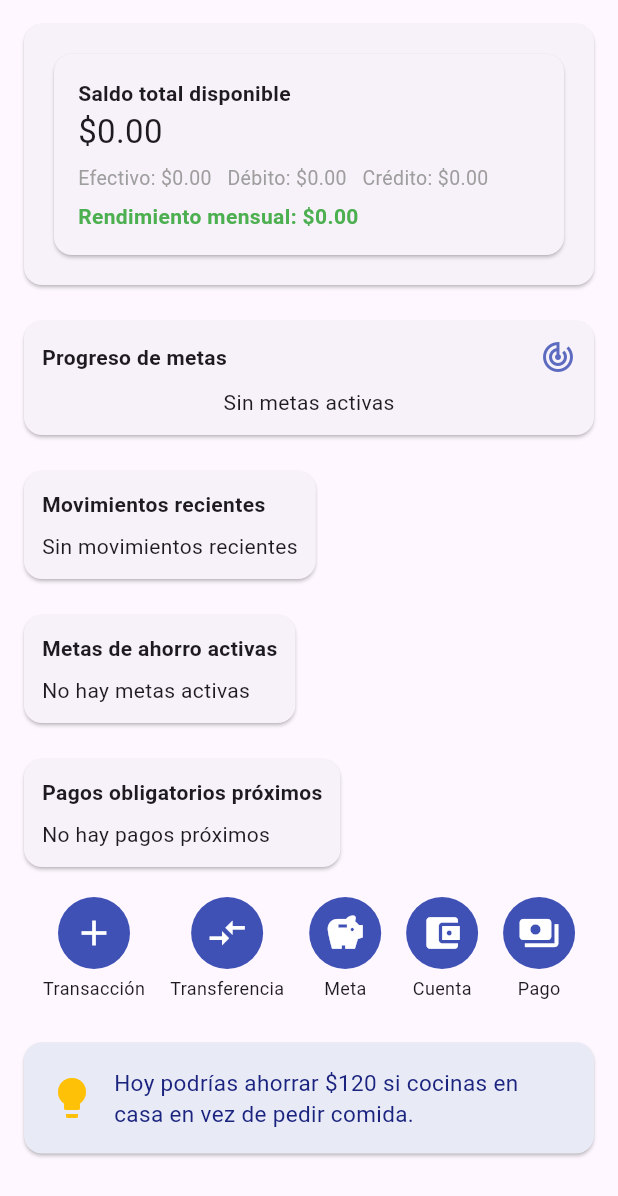
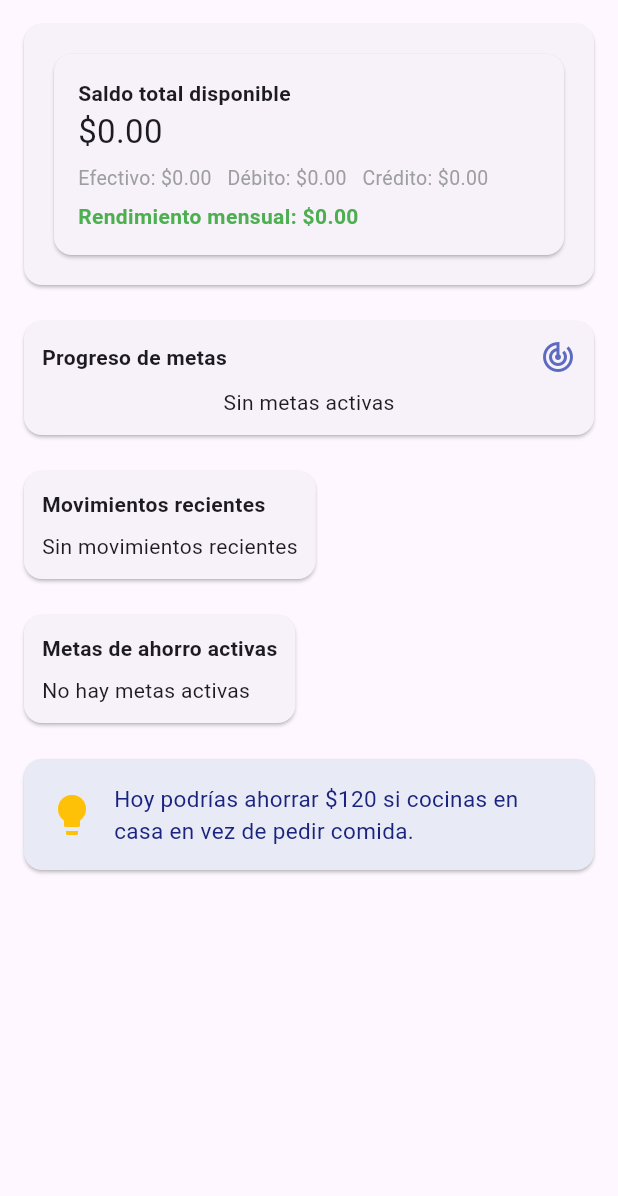
Before and after one commit to jesus2419/financial_app, a Flutter app: the DashboardSection widget shown alone on an empty page, opened directly, on a phone screen of 412 x 824 dp. Shown: the top 1196 px of the screen. Run offline on Flutter 3.47's test engine with Material 3 defaults, Android fonts, the phone set to English and light mode, and no system bars; our stand-ins replace fl_chart, shared_preferences, sqflite; accounts and stored records are empty.

Commit message:
check dasboard nav

```diff
--- a/financial_app/lib/view/dashboard_section.dart
+++ b/financial_app/lib/view/dashboard_section.dart
@@ -423,20 +423,6 @@ class _DashboardSectionState extends State<DashboardSection> {
                                     ),
                                 ],
                               ),
-                              trailing: IconButton(
-                                icon: const Icon(Icons.add),
-                                tooltip: 'Aportar',
-                                onPressed: () {
-                                  // Navegar a la pantalla de metas
-                                  Navigator.of(context).push(
-                                    MaterialPageRoute(
-                                      builder: (context) =>
-                                          const GoalsSection(),
-                                    ),
-                                  );
-                                  // Aquí podrías abrir el diálogo de aporte rápido
-                                },
-                              ),
                             );
                           },
                         );
@@ -447,128 +433,6 @@ class _DashboardSectionState extends State<DashboardSection> {
               ),
             ),
             const SizedBox(height: 16),
-
-            // 📅 5. Recordatorios de pagos obligatorios
-            Card(
-              child: Padding(
-                padding: const EdgeInsets.all(12.0),
-                child: Column(
-                  crossAxisAlignment: CrossAxisAlignment.start,
-                  children: [
-                    const Text(
-                      'Pagos obligatorios próximos',
-                      style: TextStyle(fontWeight: FontWeight.bold),
-                    ),
-                    const SizedBox(height: 8),
-                    FutureBuilder<List<MandatoryPayment>>(
-                      future: _paymentsFuture,
-                      builder: (context, paySnap) {
-                        final pagos = paySnap.data ?? [];
-                        final proximos = pagos.where((p) {
-                          final due = DateTime.tryParse(p.dueDate);
-                          return due != null &&
-                              due.isAfter(
-                                today.subtract(const Duration(days: 1)),
-                              ) &&
-                              due.difference(today).inDays <= 7;
-                        }).toList();
-                        if (proximos.isEmpty) {
-                          return const Text('No hay pagos próximos');
-                        }
-                        return ListView.separated(
-                          shrinkWrap: true,
-                          physics: const NeverScrollableScrollPhysics(),
-                          itemCount: proximos.length,
-                          separatorBuilder: (_, __) => const Divider(height: 1),
-                          itemBuilder: (context, i) {
-                            final p = proximos[i];
-                            return ListTile(
-                              leading: Icon(
-                                Icons.payments,
-                                color: Colors.red[400],
-                              ),
-                              title: Text(p.name),
-                              subtitle: Text('Fecha límite: ${p.dueDate}'),
-                              trailing: Column(
-                                mainAxisAlignment: MainAxisAlignment.center,
-                                children: [
-                                  Text(
-                                    currencyFormat.format(p.amount),
-                                    style: const TextStyle(
-                                      fontWeight: FontWeight.bold,
-                                    ),
-                                  ),
-                                  const SizedBox(height: 2),
-                                  Text(
-                                    p.notes ?? '',
-                                    style: const TextStyle(fontSize: 11),
-                                  ),
-                                  // Botón para marcar como pagado o realizar pago
-                                  IconButton(
-                                    icon: const Icon(
-                                      Icons.check_circle,
-                                      color: Colors.green,
-                                    ),
-                                    tooltip: 'Marcar como pagado',
-                                    onPressed: () {
-                                      // Aquí podrías implementar la lógica de pago
-                                    },
-                                  ),
-                                ],
-                              ),
-                            );
-                          },
-                        );
-                      },
-                    ),
-                  ],
-                ),
-              ),
-            ),
-            const SizedBox(height: 16),
-
-            // 📍 6. Accesos rápidos
-            Row(
-              mainAxisAlignment: MainAxisAlignment.spaceEvenly,
-              children: [
-                _QuickActionButton(
-                  icon: Icons.add,
-                  label: 'Transacción',
-                  onTap: () {
-                    // Navegar o mostrar diálogo de transacción
-                  },
-                ),
-                _QuickActionButton(
-                  icon: Icons.compare_arrows,
-                  label: 'Transferencia',
-                  onTap: () {
-                    // Navegar o mostrar diálogo de transferencia
-                  },
-                ),
-                _QuickActionButton(
-                  icon: Icons.savings,
-                  label: 'Meta',
-                  onTap: () {
-                    // Navegar o mostrar diálogo de meta
-                  },
-                ),
-                _QuickActionButton(
-                  icon: Icons.account_balance_wallet,
-                  label: 'Cuenta',
-                  onTap: () {
-                    // Navegar o mostrar diálogo de cuenta
-                  },
-                ),
-                _QuickActionButton(
-                  icon: Icons.payments,
-                  label: 'Pago',
-                  onTap: () {
-                    // Navegar o mostrar diálogo de pago obligatorio
-                  },
-                ),
-              ],
-            ),
-            const SizedBox(height: 24),
 
             // 🌙 Sugerencia de ahorro inteligente
             Card(
--- a/financial_app/lib/view/homescreen.dart
+++ b/financial_app/lib/view/homescreen.dart
@@ -109,7 +109,7 @@ class _MainScreenState extends State<MainScreen> {
             ],
           ),
           actions: [
-            IconButton(icon: const Icon(Icons.notifications), onPressed: () {}),
+            //IconButton(icon: const Icon(Icons.notifications), onPressed: () {}),
           ],
         );
     }
```
